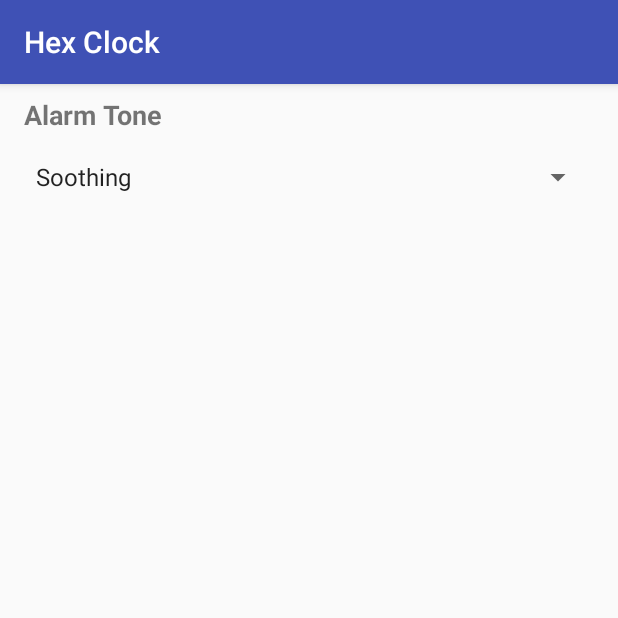
After one commit to adiv2/HexClock, an Android app: the SettingsActivity screen opened directly, with no data from a screen before it, on a phone screen of 412 x 824 dp, the top half of it. The commit adds this screen. Run offline under Robolectric (Android 15) with nearby library versions, the phone set to English and light mode, and no system bars.

Commit message:
Choose between two alarm tunes.

```diff
--- a/app/src/main/AndroidManifest.xml
+++ b/app/src/main/AndroidManifest.xml
@@ -4,7 +4,8 @@
 
     <uses-permission android:name="android.permission.VIBRATE"/>
     <uses-permission android:name="android.permission.WAKE_LOCK"/>
-    <uses-permission android:name="android.permission.READ_EXTERNAL_STORAGE" />
+    <uses-permission android:name="android.permission.READ_EXTERNAL_STORAGE"/>
+
     <application
         android:allowBackup="true"
         android:icon="@mipmap/ic_launcher"
@@ -28,7 +29,8 @@
         </activity>
         <activity android:name=".Picker">
         </activity>
+        <activity android:name=".SettingsActivity">
+        </activity>
     </application>
 
-
 </manifest>
--- /dev/null
+++ b/app/src/main/java/com/apps/aditya/hc0/SettingsActivity.java
@@ -0,0 +1,54 @@
+package com.apps.aditya.hc0;
+
+import android.app.Activity;
+import android.content.Context;
+import android.content.SharedPreferences;
+import android.support.v7.app.AppCompatActivity;
+import android.os.Bundle;
+import android.util.Log;
+import android.view.View;
+import android.widget.AdapterView;
+import android.widget.ArrayAdapter;
+import android.widget.Spinner;
+import android.widget.Toast;
+
+public class SettingsActivity extends AppCompatActivity
+{
+    public static final String MyPREFERENCES = "MyPrefs" ;
+    SharedPreferences sharedPreferences;
+    SharedPreferences.Editor editor;
+    @Override
+    protected void onCreate(Bundle savedInstanceState)
+    {
+        super.onCreate(savedInstanceState);
+        setContentView(R.layout.activity_settings);
+        sharedPreferences = getSharedPreferences(MyPREFERENCES, Context.MODE_PRIVATE);
+        editor = sharedPreferences.edit();
+        Spinner spinner = (Spinner) findViewById(R.id.spinner);
+        ArrayAdapter<CharSequence> adapter = ArrayAdapter.createFromResource(this, R.array.tunes, android.R.layout.simple_spinner_item);
+        adapter.setDropDownViewResource(android.R.layout.simple_spinner_dropdown_item);
+        spinner.setAdapter(adapter);
+        spinner.setSelection(0,false);
+        spinner.setOnItemSelectedListener(new AdapterView.OnItemSelectedListener() {
+
+            /**
+             * Called when a new item is selected (in the Spinner)
+             */
+            public void onItemSelected(AdapterView<?> parent, View view, int pos, long id)
+            {
+                Context context =parent.getContext();
+                int duration = Toast.LENGTH_SHORT;
+                String item = parent.getItemAtPosition(pos).toString();
+                Toast toast = Toast.makeText(context, item, duration);
+                toast.show();
+                editor.putString("tune", item);
+                editor.commit();
+            }
+
+            public void onNothingSelected(AdapterView<?> parent) {
+                // Do nothing.
+            }
+        });
+
+    }
+}
--- /dev/null
+++ b/app/src/main/res/layout/activity_settings.xml
@@ -0,0 +1,32 @@
+<?xml version="1.0" encoding="utf-8"?>
+<RelativeLayout
+    xmlns:android="http://schemas.android.com/apk/res/android"
+    xmlns:tools="http://schemas.android.com/tools"
+    android:id="@+id/activity_settings"
+    android:layout_width="match_parent"
+    android:layout_height="match_parent"
+    android:paddingBottom="@dimen/activity_vertical_margin"
+    android:paddingLeft="@dimen/activity_horizontal_margin"
+    android:paddingRight="@dimen/activity_horizontal_margin"
+    android:paddingTop="8dp"
+    tools:context="com.apps.aditya.hc0.SettingsActivity">
+
+    <TextView
+        android:text="Alarm Tone"
+        android:textStyle="bold"
+        android:layout_width="wrap_content"
+        android:layout_height="wrap_content"
+        android:layout_alignParentTop="true"
+        android:layout_alignParentStart="true"
+        android:id="@+id/textView"
+        android:textSize="18sp"
+        />
+
+    <Spinner
+        android:layout_width="match_parent"
+        android:layout_height="wrap_content"
+        android:layout_below="@+id/textView"
+        android:layout_alignParentStart="true"
+        android:layout_marginTop="17dp"
+        android:id="@+id/spinner"/>
+</RelativeLayout>
--- a/app/src/main/res/values/dimens.xml
+++ b/app/src/main/res/values/dimens.xml
@@ -2,4 +2,5 @@
     <!-- Default screen margins, per the Android Design guidelines. -->
     <dimen name="activity_horizontal_margin">16dp</dimen>
     <dimen name="activity_vertical_margin">16dp</dimen>
+    <dimen name="fab_margin">16dp</dimen>
 </resources>
--- /dev/null
+++ b/app/src/main/res/values/tunes.xml
@@ -0,0 +1,7 @@
+<?xml version="1.0" encoding="utf-8"?>
+<resources>
+    <string-array name="tunes">
+        <item>Soothing</item>
+        <item>Inspiring</item>
+    </string-array>
+</resources>
```
Also changed, not shown: app/src/main/java/com/apps/aditya/hc0/FullscreenActivity.java (+15 -2 lines), app/src/main/java/com/apps/aditya/hc0/MainActivity.java (+20 -0 lines), app/src/main/res/drawable/ic_info_black_24dp.xml (added, +9 -0 lines), app/src/main/res/drawable/ic_notifications_black_24dp.xml (added, +9 -0 lines), app/src/main/res/drawable/ic_sync_black_24dp.xml (added, +9 -0 lines), app/src/main/res/layout/activity_buzz.xml (+13 -13 lines), app/src/main/res/menu/menu.xml (added, +11 -0 lines), app/src/main/res/values-v21/styles.xml (added, +9 -0 lines), app/src/main/res/values/strings.xml (+77 -1 lines), app/src/main/res/values/styles.xml (+9 -0 lines), 2 other files.
